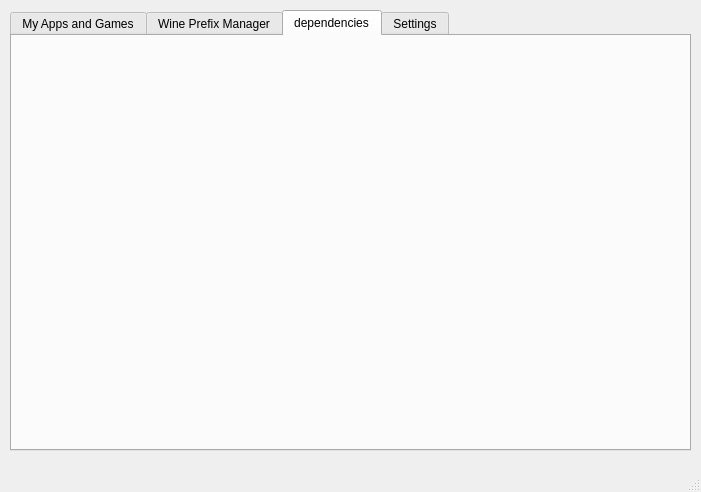
Before: the Qt Designer form ui/menu.ui in qasem-talaee/wine-pyqt5, drawn with Qt 5.
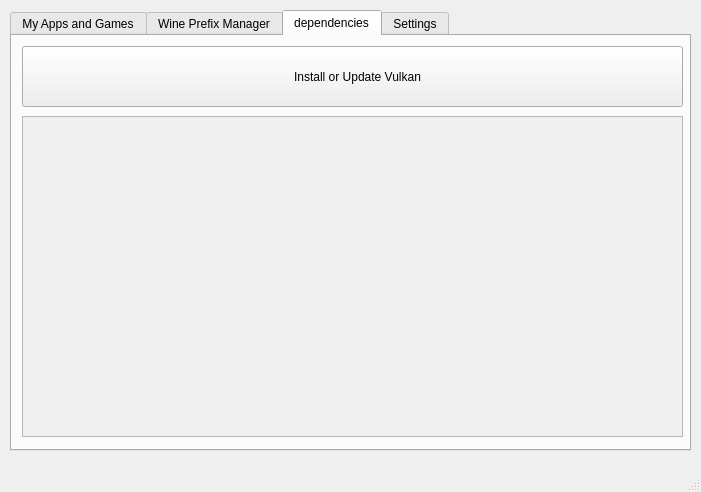
After: the same form once the commit is applied. The open tabs and pages were chosen to show the change. Icons and pictures are not drawn.

Commit message: work on wine and menu

Patch:
```diff
--- a/ui/menu.ui
+++ b/ui/menu.ui
@@ -284,6 +284,52 @@
      <attribute name="title">
       <string>dependencies</string>
      </attribute>
+     <widget class="QPushButton" name="pushButton_14">
+      <property name="geometry">
+       <rect>
+        <x>10</x>
+        <y>10</y>
+        <width>661</width>
+        <height>61</height>
+       </rect>
+      </property>
+      <property name="text">
+       <string>   Install or Update Vulkan</string>
+      </property>
+      <property name="icon">
+       <iconset resource="res.qrc">
+        <normaloff>:/newPrefix/icons/icons8-3d-64.png</normaloff>:/newPrefix/icons/icons8-3d-64.png</iconset>
+      </property>
+      <property name="iconSize">
+       <size>
+        <width>64</width>
+        <height>64</height>
+       </size>
+      </property>
+     </widget>
+     <widget class="QScrollArea" name="scrollArea">
+      <property name="geometry">
+       <rect>
+        <x>10</x>
+        <y>80</y>
+        <width>661</width>
+        <height>321</height>
+       </rect>
+      </property>
+      <property name="widgetResizable">
+       <bool>true</bool>
+      </property>
+      <widget class="QWidget" name="scrollAreaWidgetContents">
+       <property name="geometry">
+        <rect>
+         <x>0</x>
+         <y>0</y>
+         <width>659</width>
+         <height>319</height>
+        </rect>
+       </property>
+      </widget>
+     </widget>
     </widget>
     <widget class="QWidget" name="tab_4">
      <attribute name="title">
```
Left out of the diff: 2 changed lines with no effect on the pictures. The commit also changes 17 other files.
